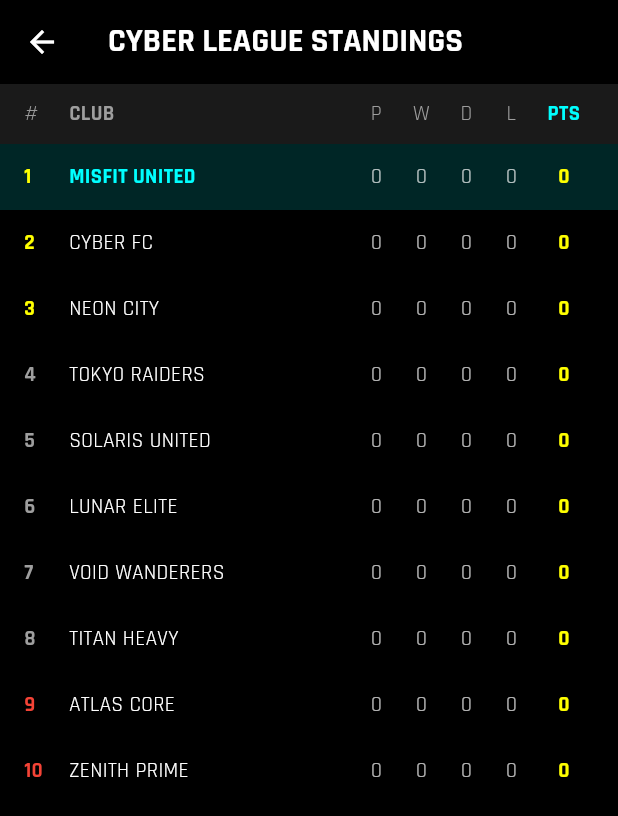
After one commit to BobbyHM-21/misfitunitedmanager, a Flutter app: the screen it shows after launch, after a tap on "LEAGUE", on a phone screen of 412 x 824 dp. The commit adds this screen. Shown: the top 816 px of the screen. Run offline on Flutter 3.47's test engine with Material 3 defaults, Android fonts, the phone set to English and light mode, and no system bars; our stand-ins replace equatable, flutter_animate, flutter_bloc, google_fonts; missing offline and left inert: flame.

Commit message:
update roadmap dan klasemen

```diff
--- /dev/null
+++ b/lib/features/league/data/team_model.dart
@@ -0,0 +1,39 @@
+class TeamModel {
+  final String name;
+  final int played;
+  final int won;
+  final int drawn;
+  final int lost;
+  final int points;
+  final bool isPlayerTeam; // Penanda tim kita
+
+  TeamModel({
+    required this.name,
+    this.played = 0,
+    this.won = 0,
+    this.drawn = 0,
+    this.lost = 0,
+    this.points = 0,
+    this.isPlayerTeam = false,
+  });
+
+  TeamModel copyWith({
+    String? name,
+    int? played,
+    int? won,
+    int? drawn,
+    int? lost,
+    int? points,
+    bool? isPlayerTeam,
+  }) {
+    return TeamModel(
+      name: name ?? this.name,
+      played: played ?? this.played,
+      won: won ?? this.won,
+      drawn: drawn ?? this.drawn,
+      lost: lost ?? this.lost,
+      points: points ?? this.points,
+      isPlayerTeam: isPlayerTeam ?? this.isPlayerTeam,
+    );
+  }
+}
--- /dev/null
+++ b/lib/features/league/logic/league_cubit.dart
@@ -0,0 +1,92 @@
+import 'dart:math';
+import 'package:flutter_bloc/flutter_bloc.dart';
+import '../data/team_model.dart';
+import 'league_state.dart';
+
+class LeagueCubit extends Cubit<LeagueState> {
+  LeagueCubit() : super(LeagueInitial());
+
+  final Random _rng = Random();
+
+  // 1. Inisialisasi Liga (Data Awal Musim)
+  void initLeague() {
+    List<TeamModel> initialTeams = [
+      TeamModel(name: "MISFIT UNITED", isPlayerTeam: true), // Tim Kita
+      TeamModel(name: "CYBER FC"),
+      TeamModel(name: "NEON CITY"),
+      TeamModel(name: "TOKYO RAIDERS"),
+      TeamModel(name: "SOLARIS UNITED"),
+      TeamModel(name: "LUNAR ELITE"),
+      TeamModel(name: "VOID WANDERERS"),
+      TeamModel(name: "TITAN HEAVY"),
+      TeamModel(name: "ATLAS CORE"),
+      TeamModel(name: "ZENITH PRIME"),
+    ];
+
+    emit(LeagueLoaded(initialTeams));
+  }
+
+  // 2. Update Klasemen Setelah Match Selesai
+  void updateLeagueAfterMatch(int myScore, int enemyScore) {
+    if (state is LeagueLoaded) {
+      List<TeamModel> currentTeams = (state as LeagueLoaded).teams;
+      List<TeamModel> updatedTeams = [];
+
+      for (var team in currentTeams) {
+        if (team.isPlayerTeam) {
+          // UPDATE TIM KITA (Berdasarkan Skor Asli)
+          int pts = team.points;
+          int w = team.won;
+          int d = team.drawn;
+          int l = team.lost;
+
+          if (myScore > enemyScore) {
+            pts += 3;
+            w++;
+          } else if (myScore == enemyScore) {
+            pts += 1;
+            d++;
+          } else {
+            l++;
+          }
+
+          updatedTeams.add(team.copyWith(
+            played: team.played + 1,
+            won: w, drawn: d, lost: l,
+            points: pts
+          ));
+        } else {
+          // SIMULASI TIM LAIN (RNG Match)
+          // Tim AI juga "bertanding" agar poinnya berubah
+          int outcome = _rng.nextInt(3); // 0: Kalah, 1: Seri, 2: Menang
+
+          int pts = team.points;
+          int w = team.won;
+          int d = team.drawn;
+          int l = team.lost;
+
+          if (outcome == 2) {
+            pts += 3;
+            w++;
+          } else if (outcome == 1) {
+            pts += 1;
+            d++;
+          } else {
+            l++;
+          }
+
+          updatedTeams.add(team.copyWith(
+            played: team.played + 1,
+            won: w, drawn: d, lost: l,
+            points: pts
+          ));
+        }
+      }
+
+      // SORTING: Urutkan berdasarkan Poin Tertinggi -> Terendah
+      updatedTeams.sort((a, b) => b.points.compareTo(a.points));
+
+      emit(LeagueLoaded(updatedTeams));
+    }
+  }
+}
--- /dev/null
+++ b/lib/features/league/logic/league_state.dart
@@ -0,0 +1,19 @@
+import 'package:equatable/equatable.dart';
+import '../data/team_model.dart';
+
+abstract class LeagueState extends Equatable {
+  const LeagueState();
+  @override
+  List<Object> get props => [];
+}
+
+class LeagueInitial extends LeagueState {}
+
+class LeagueLoaded extends LeagueState {
+  final List<TeamModel> teams; // Daftar tim terurut
+
+  const LeagueLoaded(this.teams);
+
+  @override
+  List<Object> get props => [teams];
+}
--- /dev/null
+++ b/lib/features/league/presentation/pages/league_screen.dart
@@ -0,0 +1,88 @@
+import 'package:flutter/material.dart';
+import 'package:flutter_bloc/flutter_bloc.dart';
+import '../../../../core/theme/app_colors.dart';
+import '../../logic/league_cubit.dart';
+import '../../logic/league_state.dart';
+import '../../data/team_model.dart';
+
+class LeagueScreen extends StatelessWidget {
+  const LeagueScreen({super.key});
+
+  @override
+  Widget build(BuildContext context) {
+    return Scaffold(
+      backgroundColor: Colors.black,
+      appBar: AppBar(
+        title: const Text("CYBER LEAGUE STANDINGS", style: TextStyle(fontFamily: 'Rajdhani', fontWeight: FontWeight.bold, color: Colors.white)),
+        backgroundColor: Colors.black,
+        iconTheme: const IconThemeData(color: Colors.white),
+      ),
+      body: BlocBuilder<LeagueCubit, LeagueState>(
+        builder: (context, state) {
+          if (state is LeagueLoaded) {
+            return Column(
+              children: [
+                // HEADER TABEL
+                Container(
+                  padding: const EdgeInsets.symmetric(vertical: 10, horizontal: 16),
+                  color: Colors.white10,
+                  child: const Row(
+                    children: [
+                      SizedBox(width: 30, child: Text("#", style: TextStyle(color: Colors.grey))),
+                      Expanded(child: Text("CLUB", style: TextStyle(color: Colors.grey, fontWeight: FontWeight.bold))),
+                      SizedBox(width: 30, child: Text("P", style: TextStyle(color: Colors.grey), textAlign: TextAlign.center)),
+                      SizedBox(width: 30, child: Text("W", style: TextStyle(color: Colors.grey), textAlign: TextAlign.center)),
+                      SizedBox(width: 30, child: Text("D", style: TextStyle(color: Colors.grey), textAlign: TextAlign.center)),
+                      SizedBox(width: 30, child: Text("L", style: TextStyle(color: Colors.grey), textAlign: TextAlign.center)),
+                      SizedBox(width: 40, child: Text("PTS", style: TextStyle(color: AppColors.electricCyan, fontWeight: FontWeight.bold), textAlign: TextAlign.center)),
+                    ],
+                  ),
+                ),
+
+                // LIST TIM
+                Expanded(
+                  child: ListView.builder(
+                    itemCount: state.teams.length,
+                    itemBuilder: (context, index) {
+                      final team = state.teams[index];
+                      return _buildTeamRow(team, index + 1);
+                    },
+                  ),
+                ),
+              ],
+            );
+          }
+          return const Center(child: CircularProgressIndicator());
+        },
+      ),
+    );
+  }
+
+  Widget _buildTeamRow(TeamModel team, int rank) {
+    // Highlight tim kita
+    Color bgColor = team.isPlayerTeam ? AppColors.electricCyan.withOpacity(0.15) : Colors.transparent;
+    Color textColor = team.isPlayerTeam ? AppColors.electricCyan : Colors.white;
+    FontWeight weight = team.isPlayerTeam ? FontWeight.bold : FontWeight.normal;
+
+    // Warna Peringkat (1-3 Emas/Kuning, 9-10 Merah/Degradasi)
+    Color rankColor = Colors.grey;
+    if (rank <= 3) rankColor = AppColors.neonYellow;
+    if (rank >= 9) rankColor = Colors.red;
+
+    return Container(
+      color: bgColor,
+      padding: const EdgeInsets.symmetric(vertical: 12, horizontal: 16),
+      child: Row(
+        children: [
+          SizedBox(width: 30, child: Text("$rank", style: TextStyle(color: rankColor, fontWeight: FontWeight.bold))),
+          Expanded(child: Text(team.name, style: TextStyle(color: textColor, fontWeight: weight, fontFamily: 'Rajdhani'))),
+          SizedBox(width: 30, child: Text("${team.played}", style: const TextStyle(color: Colors.white70), textAlign: TextAlign.center)),
+          SizedBox(width: 30, child: Text("${team.won}", style: const TextStyle(color: Colors.white70), textAlign: TextAlign.center)),
+          SizedBox(width: 30, child: Text("${team.drawn}", style: const TextStyle(color: Colors.white70), textAlign: TextAlign.center)),
+          SizedBox(width: 30, child: Text("${team.lost}", style: const TextStyle(color: Colors.white70), textAlign: TextAlign.center)),
+          SizedBox(width: 40, child: Text("${team.points}", style: const TextStyle(color: AppColors.neonYellow, fontWeight: FontWeight.bold), textAlign: TextAlign.center)),
+        ],
+      ),
+    );
+  }
+}
--- a/lib/features/manager_cockpit/presentation/pages/cockpit_screen.dart
+++ b/lib/features/manager_cockpit/presentation/pages/cockpit_screen.dart
@@ -8,11 +8,13 @@ import '../widgets/neon_menu_button.dart';
 import '../../logic/manager_bloc.dart';
 import '../../logic/manager_state.dart';
 
-// Import Halaman Lain (Pastikan path import ini sesuai folder Anda)
+// Import Halaman Lain
 import '../../../../features/squad_management/presentation/pages/squad_screen.dart';
 import '../../../../features/squad_management/presentation/pages/tactics_screen.dart';
 import '../../../transfer_market/presentation/pages/transfer_screen.dart';
 import '../../../match_engine/presentation/pages/match_screen.dart';
+// [BARU] Import League
+import '../../../league/presentation/pages/league_screen.dart';
 
 class CockpitScreen extends StatelessWidget {
   const CockpitScreen({super.key});
@@ -20,16 +22,16 @@ class CockpitScreen extends StatelessWidget {
   @override
   Widget build(BuildContext context) {
     return Scaffold(
-      // --- BACKGROUND IMAGE FULL SCREEN ---
+      // BACKGROUND IMAGE FULL SCREEN (Fitur Lama Anda)
       body: Container(
         width: double.infinity,
         height: double.infinity,
         decoration: BoxDecoration(
           image: DecorationImage(
-            image: AssetImage(AppAssets.bgCity), // Panggil Background Kota
+            image: AssetImage(AppAssets.bgCity),
             fit: BoxFit.cover,
             colorFilter: ColorFilter.mode(
-              Colors.black.withOpacity(0.7),
+              Colors.black.withValues(alpha: 0.7),
               BlendMode.darken,
             ),
           ),
@@ -40,11 +42,11 @@ class CockpitScreen extends StatelessWidget {
             child: Column(
               crossAxisAlignment: CrossAxisAlignment.start,
               children: [
-                _buildHeader(), // HEADER (Saldo, Nama, dll)
+                _buildHeader(),
 
                 const SizedBox(height: 20),
 
-                // TOMBOL BIG MATCH
+                // TOMBOL BIG MATCH (Fitur Lama Anda)
                 SizedBox(
                   width: double.infinity,
                   height: 60,
@@ -120,13 +122,18 @@ class CockpitScreen extends StatelessWidget {
                           );
                         },
                       ),
-                      // TOMBOL 4: KLUB
+                      // [BARU] TOMBOL 4: LEAGUE (Ganti dari KLUB)
                       NeonMenuButton(
-                        label: "KLUB",
+                        label: "LEAGUE",
                         imagePath: AppAssets.iconClub,
-                        glowColor: Colors.white,
+                        glowColor: Colors.purpleAccent,
                         delay: 400,
-                        onTap: () => print("Klub Clicked"),
+                        onTap: () {
+                           Navigator.push(
+                            context,
+                            MaterialPageRoute(builder: (_) => const LeagueScreen())
+                          );
+                        },
                       ),
                     ],
                   ),
@@ -140,27 +147,23 @@ class CockpitScreen extends StatelessWidget {
   }
 
   Widget _buildHeader() {
-    // GUNAKAN BLOC BUILDER (Cek Status ManagerLoaded)
     return BlocBuilder<ManagerBloc, ManagerState>(
       builder: (context, state) {
-        // Default values
         String name = "LOADING...";
         String club = "...";
         int money = 0;
         String avatar = AppAssets.avatarManager;
 
-        // JIKA DATA SUDAH LOADED (Sesuai struktur Anda)
         if (state is ManagerLoaded) {
           name = state.name;
           club = state.clubName;
           money = state.money;
-          // avatar = state.avatarPath; // Jika mau custom
         }
 
         return Container(
           padding: const EdgeInsets.all(16),
           decoration: BoxDecoration(
-            color: Colors.black.withOpacity(0.6),
+            color: Colors.black.withValues(alpha: 0.6),
             borderRadius: BorderRadius.circular(12),
             border: Border(
               left: BorderSide(color: AppColors.electricCyan, width: 4),
@@ -168,7 +171,6 @@ class CockpitScreen extends StatelessWidget {
           ),
           child: Row(
             children: [
-              // Avatar
               CircleAvatar(
                 backgroundColor: AppColors.electricCyan,
                 radius: 25,
@@ -176,7 +178,6 @@ class CockpitScreen extends StatelessWidget {
               ),
               const SizedBox(width: 16),
 
-              // Info Text
               Expanded(
                 child: Column(
                   crossAxisAlignment: CrossAxisAlignment.start,
@@ -198,7 +199,6 @@ class CockpitScreen extends StatelessWidget {
                           style: const TextStyle(color: Colors.white70, fontSize: 12),
                         ),
                         const Spacer(),
-                        // TAMPILAN UANG ($)
                         Container(
                           padding: const EdgeInsets.symmetric(horizontal: 8, vertical: 4),
                           decoration: BoxDecoration(
--- a/lib/features/squad_management/presentation/pages/squad_screen.dart
+++ b/lib/features/squad_management/presentation/pages/squad_screen.dart
@@ -1,7 +1,6 @@
 import 'package:flutter/material.dart';
 import 'package:flutter_bloc/flutter_bloc.dart';
 import '../../../../core/theme/app_colors.dart';
-import '../../../../core/constants/app_assets.dart';
 
 // Logic Squad
 import '../../logic/squad_bloc.dart';
--- a/lib/main.dart
+++ b/lib/main.dart
@@ -1,13 +1,19 @@
 import 'package:flutter/material.dart';
 import 'package:google_fonts/google_fonts.dart';
+import 'package:flutter_bloc/flutter_bloc.dart';
+import 'core/theme/app_colors.dart';
+
+// Screens
 import 'features/manager_cockpit/presentation/pages/cockpit_screen.dart';
-import 'package:flutter_bloc/flutter_bloc.dart'; // <-- Tambah ini
-import 'core/theme/app_colors.dart';
-import 'features/manager_cockpit/logic/manager_bloc.dart'; // <-- Tambah ini
-import 'features/manager_cockpit/logic/manager_event.dart'; // <-- Tambah ini
+
+// Logic Imports
+import 'features/manager_cockpit/logic/manager_bloc.dart';
+import 'features/manager_cockpit/logic/manager_event.dart';
 import 'features/squad_management/logic/squad_bloc.dart';
 import 'features/squad_management/logic/squad_event.dart';
 import 'features/transfer_market/logic/market_cubit.dart';
+// [BARU] Import League Cubit
+import 'features/league/logic/league_cubit.dart';
 
 void main() {
   runApp(const MisfitsApp());
@@ -22,9 +28,9 @@ class MisfitsApp extends StatelessWidget {
       providers: [
         BlocProvider(create: (context) => ManagerBloc()..add(LoadManagerProfile())),
         BlocProvider(create: (context) => SquadBloc()..add(LoadSquad())),
-
-        // TAMBAHKAN INI:
         BlocProvider(create: (context) => MarketCubit()),
+        // [BARU] Tambahkan Provider Liga & Init
+        BlocProvider(create: (context) => LeagueCubit()..initLeague()),
       ],
       child: MaterialApp(
         title: 'Misfits United',
```
Also changed, not shown: lib/features/match_engine/presentation/pages/match_screen.dart (+20 -15 lines), 1 other file.
